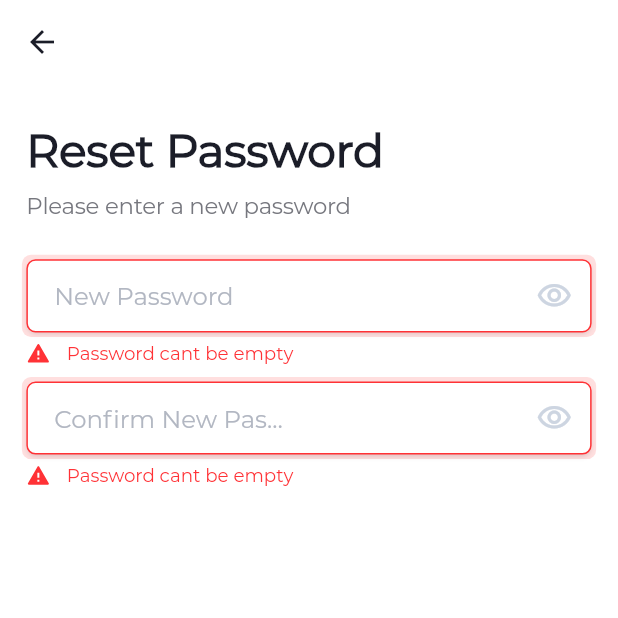
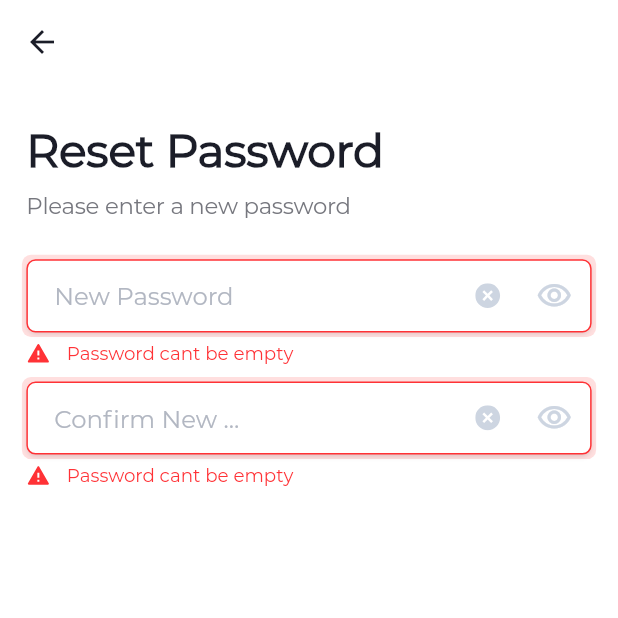
Before and after one commit to MostafaBastawy/Taajer, a Flutter app: the ForgetPassword3 screen opened directly, after a tap on the "visibility off" icon, after a tap on "Submit", on a phone screen of 412 x 824 dp, the top half of it. Run offline on Flutter 3.47's test engine with Material 2 defaults, Android fonts, the phone set to English and light mode, and no system bars; our stand-ins replace dotted_border, easy_localization, flutter_bloc, flutter_screenutil, flutter_styled_toast, flutter_svg and 7 more; missing offline and left inert: flutter_carousel_slider, syncfusion_flutter_core; accounts and stored records are empty; statements that could not run were skipped.

Commit message:
authentication finished

```diff
--- a/lib/modules/authentication/login/forget_password1.dart
+++ b/lib/modules/authentication/login/forget_password1.dart
@@ -271,6 +271,8 @@ class ForgetPassword1 extends StatelessWidget {
                               ),
                             ),
                             if (activeTextFormField == 'Phone Number')
+                              SizedBox(width: 10.w),
+                            if (activeTextFormField == 'Phone Number')
                               GestureDetector(
                                 onTap: () {
                                   phoneNumberController.text = '';
--- a/lib/modules/authentication/login/forget_password3.dart
+++ b/lib/modules/authentication/login/forget_password3.dart
@@ -144,6 +144,21 @@ class ForgetPassword3 extends StatelessWidget {
                         ),
                       ),
                       const Spacer(),
+                      if (newPasswordValidationMessage.isNotEmpty)
+                        SizedBox(width: 10.w),
+                      if (newPasswordValidationMessage.isNotEmpty)
+                        GestureDetector(
+                          onTap: () {
+                            newPasswordController.text = '';
+                          },
+                          child: SvgPicture.asset(
+                            'assets/images/delete-icon.svg',
+                            width: 16.67.w,
+                            height: 16.67.h,
+                          ),
+                        ),
+                      if (newPasswordValidationMessage.isNotEmpty)
+                        SizedBox(width: 10.w),
                       IconButton(
                         onPressed: () {
                           cubit.changePasswordVisibility();
@@ -239,6 +254,21 @@ class ForgetPassword3 extends StatelessWidget {
                         ),
                       ),
                       const Spacer(),
+                      if (confirmNewPasswordValidationMessage.isNotEmpty)
+                        SizedBox(width: 10.w),
+                      if (confirmNewPasswordValidationMessage.isNotEmpty)
+                        GestureDetector(
+                          onTap: () {
+                            confirmNewPasswordController.text = '';
+                          },
+                          child: SvgPicture.asset(
+                            'assets/images/delete-icon.svg',
+                            width: 16.67.w,
+                            height: 16.67.h,
+                          ),
+                        ),
+                      if (confirmNewPasswordValidationMessage.isNotEmpty)
+                        SizedBox(width: 10.w),
                       IconButton(
                         onPressed: () {
                           cubit.changePasswordVisibility();
--- a/lib/modules/authentication/login/login_screen1.dart
+++ b/lib/modules/authentication/login/login_screen1.dart
@@ -148,6 +148,8 @@ class LoginScreen1 extends StatelessWidget {
                         ),
                       ),
                       if (activeTextFormField == 'Email Address')
+                        SizedBox(width: 10.w),
+                      if (activeTextFormField == 'Email Address')
                         GestureDetector(
                           onTap: () {
                             emailOrPhoneController.text = '';
--- a/lib/modules/authentication/register/registeration2.dart
+++ b/lib/modules/authentication/register/registeration2.dart
@@ -158,6 +158,8 @@ class RegisterScreen2 extends StatelessWidget {
                                 ),
                               ),
                               if (activeTextFormField == 'Business Name')
+                                SizedBox(width: 10.w),
+                              if (activeTextFormField == 'Business Name')
                                 GestureDetector(
                                   onTap: () {
                                     businessNameController.text = '';
@@ -256,6 +258,8 @@ class RegisterScreen2 extends StatelessWidget {
                                   ),
                                 ),
                               ),
+                              if (activeTextFormField == 'Email Address')
+                                SizedBox(width: 10.w),
                               if (activeTextFormField == 'Email Address')
                                 GestureDetector(
                                   onTap: () {
@@ -449,6 +453,8 @@ class RegisterScreen2 extends StatelessWidget {
                                         ),
                                       ),
                                     ),
+                                    if (activeTextFormField == 'Phone Number')
+                                      SizedBox(width: 10.w),
                                     if (activeTextFormField == 'Phone Number')
                                       GestureDetector(
                                         onTap: () {
```
